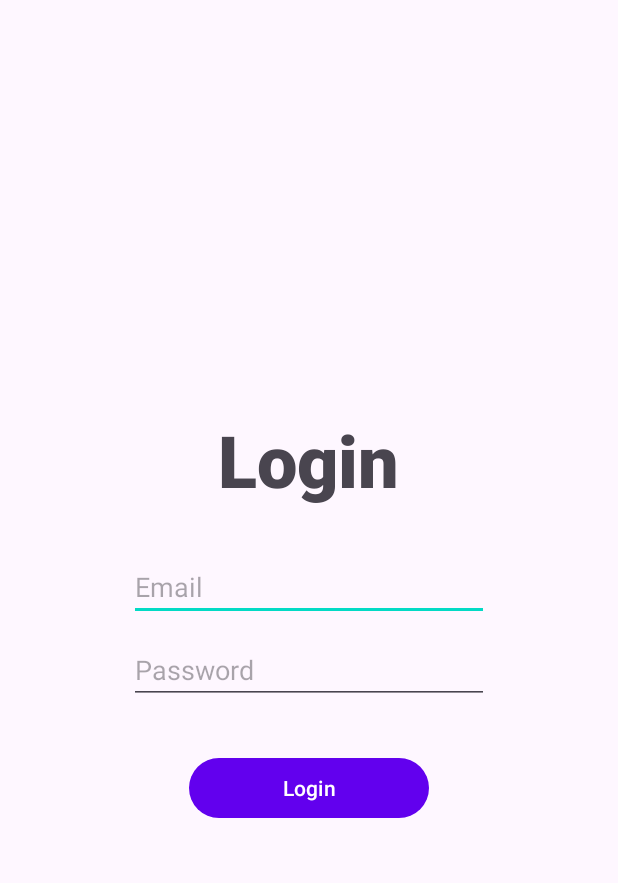
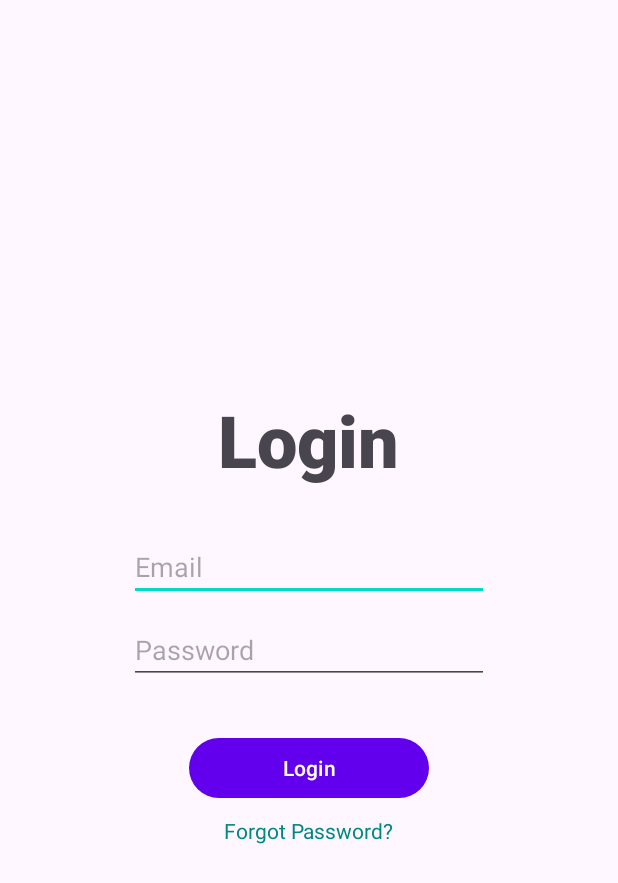
Before and after one commit to J58C/DoGoes, an Android app: the layout activity_login.xml on its own in the app's theme, with its tools: preview values and no code run, on a phone screen of 412 x 824 dp. Shown: the top 883 px of the screen. Run offline under Robolectric (Android 15) with nearby library versions, the phone set to English and light mode, and no system bars.

Commit message:
Implement forgot password feature
This commit introduces the following changes:

-   Added a "Forgot Password" functionality to the login screen.
-   Users can now initiate a password reset process by entering their email.
-   Updated UI to support password reset mode.
-   Added a new API endpoint for handling password reset requests.
- Added tvForgotPassword on activity_login.xml file
- Changed txtLogin on activity_login.xml file to match new logic.

```diff
--- a/app/src/main/res/layout/activity_login.xml
+++ b/app/src/main/res/layout/activity_login.xml
@@ -19,7 +19,8 @@
             android:fontFamily="sans-serif-black"
             android:paddingBottom="20dp"
             android:text="Login"
-            android:textSize="48sp" />
+            android:textSize="48sp"
+            android:layout_gravity="center"/>
 
         <EditText
             android:id="@+id/etEmail"
@@ -43,6 +44,20 @@
             android:layout_height="48dp"
             android:text="Login"
             android:layout_marginTop="32dp"/>
+
+        <TextView
+            android:id="@+id/tvForgotPassword"
+            android:layout_width="wrap_content"
+            android:layout_height="wrap_content"
+            android:text="Forgot Password?"
+            android:textColor="@color/teal_700"
+            android:textSize="14sp"
+            android:layout_marginTop="8dp"
+            android:clickable="true"
+            android:focusable="true"
+            android:layout_gravity="center"/>
+
+
     </LinearLayout>
 
 </androidx.constraintlayout.widget.ConstraintLayout>
```
Also changed, not shown: app/src/main/java/com/apps/dogoes/LoginActivity.kt (+45 -4 lines), app/src/main/java/com/apps/dogoes/api/ApiClient.kt (+5 -2 lines).
